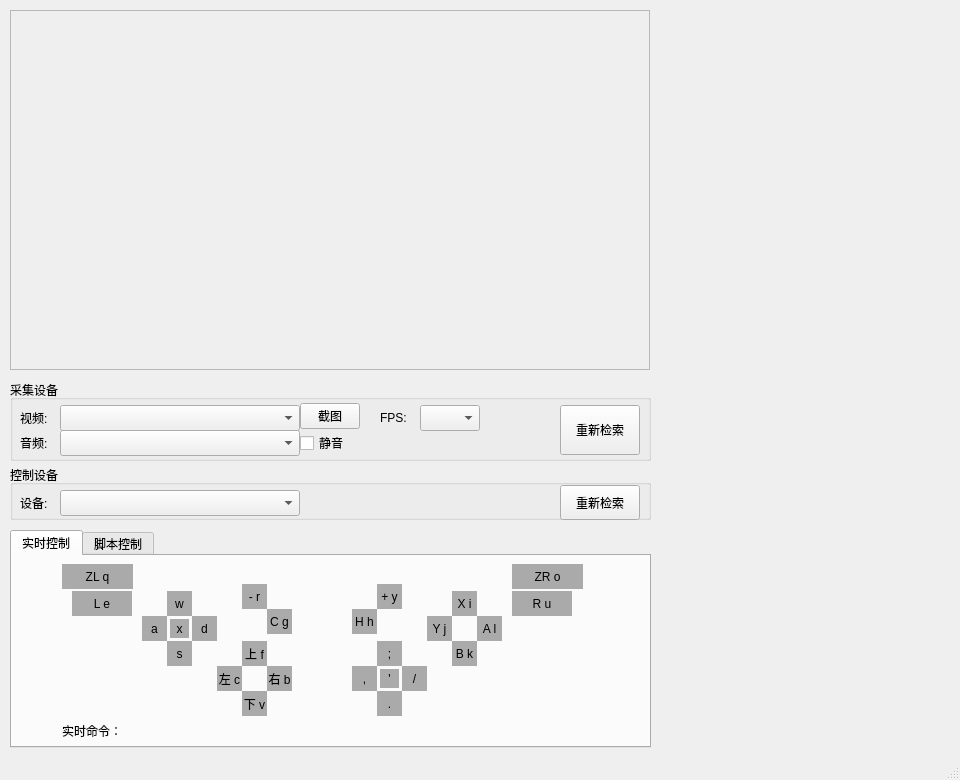
This is resources/ui/main_form.ui in radiantwf/pokemon-controller-gui as Qt 5 draws it before an edit. The edited form follows.
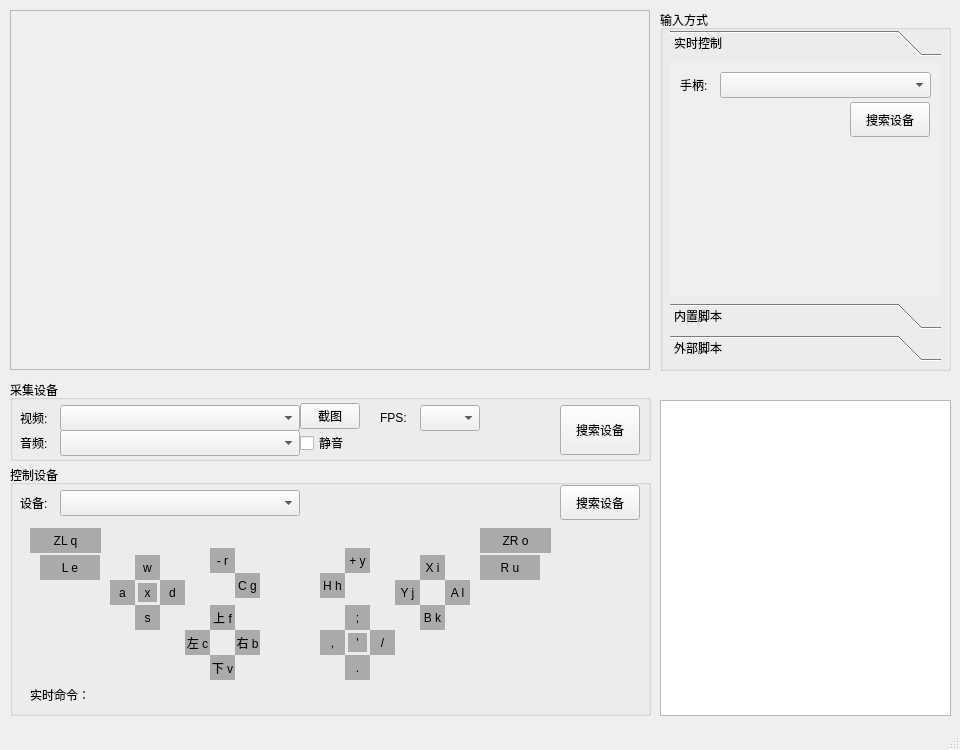
This is the edited form. The open tabs and pages were chosen to show the change.

```diff
--- a/resources/ui/main_form.ui
+++ b/resources/ui/main_form.ui
@@ -7,19 +7,19 @@
     <x>0</x>
     <y>0</y>
     <width>960</width>
-    <height>780</height>
+    <height>750</height>
    </rect>
   </property>
   <property name="minimumSize">
    <size>
     <width>960</width>
-    <height>780</height>
+    <height>750</height>
    </size>
   </property>
   <property name="maximumSize">
    <size>
     <width>960</width>
-    <height>780</height>
+    <height>750</height>
    </size>
   </property>
   <property name="windowTitle">
@@ -151,7 +151,7 @@
       </size>
      </property>
      <property name="text">
-      <string>重新检索</string>
+      <string>搜索设备</string>
      </property>
     </widget>
     <widget class="QLabel" name="label_2">
@@ -262,7 +262,7 @@
       <x>10</x>
       <y>465</y>
       <width>641</width>
-      <height>55</height>
+      <height>251</height>
      </rect>
     </property>
     <property name="title">
@@ -337,53 +337,14 @@
       </size>
      </property>
      <property name="text">
-      <string>重新检索</string>
+      <string>搜索设备</string>
      </property>
     </widget>
-   </widget>
-   <widget class="QTabWidget" name="tabWidget">
+    <widget class="QLabel" name="label_u">
     <property name="geometry">
      <rect>
-      <x>10</x>
-      <y>530</y>
-      <width>641</width>
-      <height>218</height>
-     </rect>
-    </property>
-    <property name="currentIndex">
-     <number>0</number>
-    </property>
-    <widget class="QWidget" name="tab">
-     <attribute name="title">
-      <string>实时控制</string>
-     </attribute>
-     <widget class="QLabel" name="label_d">
-      <property name="geometry">
-       <rect>
-        <x>180</x>
-        <y>60</y>
-        <width>25</width>
-        <height>25</height>
-       </rect>
-      </property>
-      <property name="autoFillBackground">
-       <bool>false</bool>
-      </property>
-      <property name="styleSheet">
-       <string notr="true">background-color:rgb(170, 170, 170)</string>
-      </property>
-      <property name="text">
-       <string>d</string>
-      </property>
-      <property name="alignment">
-       <set>Qt::AlignCenter</set>
-      </property>
-     </widget>
-     <widget class="QLabel" name="label_e">
-      <property name="geometry">
-       <rect>
-        <x>60</x>
-        <y>35</y>
+       <x>470</x>
+       <y>90</y>
         <width>60</width>
         <height>25</height>
        </rect>
@@ -395,19 +356,19 @@
        <string notr="true">background-color:rgb(170, 170, 170)</string>
       </property>
       <property name="text">
-       <string>L e</string>
+      <string>R u</string>
       </property>
       <property name="alignment">
        <set>Qt::AlignCenter</set>
       </property>
      </widget>
-     <widget class="QLabel" name="label_g">
+    <widget class="QLabel" name="label_x">
       <property name="geometry">
        <rect>
-        <x>255</x>
-        <y>53</y>
-        <width>25</width>
-        <height>25</height>
+       <x>128</x>
+       <y>118</y>
+       <width>19</width>
+       <height>19</height>
        </rect>
       </property>
       <property name="autoFillBackground">
@@ -417,127 +378,30 @@
        <string notr="true">background-color:rgb(170, 170, 170)</string>
       </property>
       <property name="text">
-       <string>C g</string>
+      <string>x</string>
       </property>
       <property name="alignment">
        <set>Qt::AlignCenter</set>
       </property>
      </widget>
-     <widget class="QLabel" name="label_c">
+    <widget class="QLabel" name="label_action">
       <property name="geometry">
        <rect>
-        <x>205</x>
-        <y>110</y>
-        <width>25</width>
-        <height>25</height>
-       </rect>
-      </property>
-      <property name="autoFillBackground">
-       <bool>false</bool>
-      </property>
-      <property name="styleSheet">
-       <string notr="true">background-color:rgb(170, 170, 170)</string>
-      </property>
+       <x>20</x>
+       <y>220</y>
+       <width>521</width>
+       <height>20</height>
+      </rect>
+     </property>
       <property name="text">
-       <string>左 c</string>
-      </property>
-      <property name="alignment">
-       <set>Qt::AlignCenter</set>
-      </property>
-     </widget>
-     <widget class="QLabel" name="label_f">
-      <property name="geometry">
-       <rect>
-        <x>230</x>
-        <y>85</y>
-        <width>25</width>
-        <height>25</height>
-       </rect>
-      </property>
-      <property name="autoFillBackground">
-       <bool>false</bool>
-      </property>
-      <property name="styleSheet">
-       <string notr="true">background-color:rgb(170, 170, 170)</string>
-      </property>
-      <property name="text">
-       <string>上 f</string>
-      </property>
-      <property name="alignment">
-       <set>Qt::AlignCenter</set>
-      </property>
-     </widget>
-     <widget class="QLabel" name="label_rl">
-      <property name="geometry">
-       <rect>
-        <x>340</x>
-        <y>110</y>
-        <width>25</width>
-        <height>25</height>
-       </rect>
-      </property>
-      <property name="autoFillBackground">
-       <bool>false</bool>
-      </property>
-      <property name="styleSheet">
-       <string notr="true">background-color:rgb(170, 170, 170)</string>
-      </property>
-      <property name="text">
-       <string>,</string>
-      </property>
-      <property name="alignment">
-       <set>Qt::AlignCenter</set>
-      </property>
-     </widget>
-     <widget class="QLabel" name="label_b">
-      <property name="geometry">
-       <rect>
-        <x>255</x>
-        <y>110</y>
-        <width>25</width>
-        <height>25</height>
-       </rect>
-      </property>
-      <property name="autoFillBackground">
-       <bool>false</bool>
-      </property>
-      <property name="styleSheet">
-       <string notr="true">background-color:rgb(170, 170, 170)</string>
-      </property>
-      <property name="text">
-       <string>右 b</string>
-      </property>
-      <property name="alignment">
-       <set>Qt::AlignCenter</set>
-      </property>
-     </widget>
-     <widget class="QLabel" name="label_q">
-      <property name="geometry">
-       <rect>
-        <x>50</x>
-        <y>8</y>
-        <width>71</width>
-        <height>25</height>
-       </rect>
-      </property>
-      <property name="autoFillBackground">
-       <bool>false</bool>
-      </property>
-      <property name="styleSheet">
-       <string notr="true">background-color:rgb(170, 170, 170)</string>
-      </property>
-      <property name="text">
-       <string>ZL q</string>
-      </property>
-      <property name="alignment">
-       <set>Qt::AlignCenter</set>
+      <string>实时命令：</string>
       </property>
      </widget>
      <widget class="QLabel" name="label_v">
       <property name="geometry">
        <rect>
-        <x>230</x>
-        <y>135</y>
+       <x>200</x>
+       <y>190</y>
         <width>25</width>
         <height>25</height>
        </rect>
@@ -555,12 +419,12 @@
        <set>Qt::AlignCenter</set>
       </property>
      </widget>
-     <widget class="QLabel" name="label_w">
+    <widget class="QLabel" name="label_q">
       <property name="geometry">
        <rect>
-        <x>155</x>
-        <y>35</y>
-        <width>25</width>
+       <x>20</x>
+       <y>63</y>
+       <width>71</width>
         <height>25</height>
        </rect>
       </property>
@@ -571,17 +435,17 @@
        <string notr="true">background-color:rgb(170, 170, 170)</string>
       </property>
       <property name="text">
-       <string>w</string>
+      <string>ZL q</string>
       </property>
       <property name="alignment">
        <set>Qt::AlignCenter</set>
       </property>
      </widget>
-     <widget class="QLabel" name="label_l">
+    <widget class="QLabel" name="label_h">
       <property name="geometry">
        <rect>
-        <x>465</x>
-        <y>60</y>
+       <x>310</x>
+       <y>108</y>
         <width>25</width>
         <height>25</height>
        </rect>
@@ -593,17 +457,17 @@
        <string notr="true">background-color:rgb(170, 170, 170)</string>
       </property>
       <property name="text">
-       <string>A l</string>
+      <string>H h</string>
       </property>
       <property name="alignment">
        <set>Qt::AlignCenter</set>
       </property>
      </widget>
-     <widget class="QLabel" name="label_r">
+    <widget class="QLabel" name="label_s">
       <property name="geometry">
        <rect>
-        <x>230</x>
-        <y>28</y>
+       <x>125</x>
+       <y>140</y>
         <width>25</width>
         <height>25</height>
        </rect>
@@ -615,51 +479,7 @@
        <string notr="true">background-color:rgb(170, 170, 170)</string>
       </property>
       <property name="text">
-       <string>- r</string>
-      </property>
-      <property name="alignment">
-       <set>Qt::AlignCenter</set>
-      </property>
-     </widget>
-     <widget class="QLabel" name="label_i">
-      <property name="geometry">
-       <rect>
-        <x>440</x>
-        <y>35</y>
-        <width>25</width>
-        <height>25</height>
-       </rect>
-      </property>
-      <property name="autoFillBackground">
-       <bool>false</bool>
-      </property>
-      <property name="styleSheet">
-       <string notr="true">background-color:rgb(170, 170, 170)</string>
-      </property>
-      <property name="text">
-       <string>X i</string>
-      </property>
-      <property name="alignment">
-       <set>Qt::AlignCenter</set>
-      </property>
-     </widget>
-     <widget class="QLabel" name="label_k">
-      <property name="geometry">
-       <rect>
-        <x>440</x>
-        <y>85</y>
-        <width>25</width>
-        <height>25</height>
-       </rect>
-      </property>
-      <property name="autoFillBackground">
-       <bool>false</bool>
-      </property>
-      <property name="styleSheet">
-       <string notr="true">background-color:rgb(170, 170, 170)</string>
-      </property>
-      <property name="text">
-       <string>B k</string>
+      <string>s</string>
       </property>
       <property name="alignment">
        <set>Qt::AlignCenter</set>
@@ -668,8 +488,8 @@
      <widget class="QLabel" name="label_o">
       <property name="geometry">
        <rect>
-        <x>500</x>
-        <y>8</y>
+       <x>470</x>
+       <y>63</y>
         <width>71</width>
         <height>25</height>
        </rect>
@@ -687,55 +507,11 @@
        <set>Qt::AlignCenter</set>
       </property>
      </widget>
-     <widget class="QLabel" name="label_x">
-      <property name="geometry">
-       <rect>
-        <x>158</x>
-        <y>63</y>
-        <width>19</width>
-        <height>19</height>
-       </rect>
-      </property>
-      <property name="autoFillBackground">
-       <bool>false</bool>
-      </property>
-      <property name="styleSheet">
-       <string notr="true">background-color:rgb(170, 170, 170)</string>
-      </property>
-      <property name="text">
-       <string>x</string>
-      </property>
-      <property name="alignment">
-       <set>Qt::AlignCenter</set>
-      </property>
-     </widget>
-     <widget class="QLabel" name="label_a">
-      <property name="geometry">
-       <rect>
-        <x>130</x>
-        <y>60</y>
-        <width>25</width>
-        <height>25</height>
-       </rect>
-      </property>
-      <property name="autoFillBackground">
-       <bool>false</bool>
-      </property>
-      <property name="styleSheet">
-       <string notr="true">background-color:rgb(170, 170, 170)</string>
-      </property>
-      <property name="text">
-       <string>a</string>
-      </property>
-      <property name="alignment">
-       <set>Qt::AlignCenter</set>
-      </property>
-     </widget>
      <widget class="QLabel" name="label_rb">
       <property name="geometry">
        <rect>
-        <x>365</x>
-        <y>135</y>
+       <x>335</x>
+       <y>190</y>
         <width>25</width>
         <height>25</height>
        </rect>
@@ -753,11 +529,99 @@
        <set>Qt::AlignCenter</set>
       </property>
      </widget>
+    <widget class="QLabel" name="label_rl">
+     <property name="geometry">
+      <rect>
+       <x>310</x>
+       <y>165</y>
+       <width>25</width>
+       <height>25</height>
+      </rect>
+     </property>
+     <property name="autoFillBackground">
+      <bool>false</bool>
+     </property>
+     <property name="styleSheet">
+      <string notr="true">background-color:rgb(170, 170, 170)</string>
+     </property>
+     <property name="text">
+      <string>,</string>
+     </property>
+     <property name="alignment">
+      <set>Qt::AlignCenter</set>
+     </property>
+    </widget>
+    <widget class="QLabel" name="label_w">
+     <property name="geometry">
+      <rect>
+       <x>125</x>
+       <y>90</y>
+       <width>25</width>
+       <height>25</height>
+      </rect>
+     </property>
+     <property name="autoFillBackground">
+      <bool>false</bool>
+     </property>
+     <property name="styleSheet">
+      <string notr="true">background-color:rgb(170, 170, 170)</string>
+     </property>
+     <property name="text">
+      <string>w</string>
+     </property>
+     <property name="alignment">
+      <set>Qt::AlignCenter</set>
+     </property>
+    </widget>
+    <widget class="QLabel" name="label_j">
+     <property name="geometry">
+      <rect>
+       <x>385</x>
+       <y>115</y>
+       <width>25</width>
+       <height>25</height>
+      </rect>
+     </property>
+     <property name="autoFillBackground">
+      <bool>false</bool>
+     </property>
+     <property name="styleSheet">
+      <string notr="true">background-color:rgb(170, 170, 170)</string>
+     </property>
+     <property name="text">
+      <string>Y j</string>
+     </property>
+     <property name="alignment">
+      <set>Qt::AlignCenter</set>
+     </property>
+    </widget>
+    <widget class="QLabel" name="label_k">
+     <property name="geometry">
+      <rect>
+       <x>410</x>
+       <y>140</y>
+       <width>25</width>
+       <height>25</height>
+      </rect>
+     </property>
+     <property name="autoFillBackground">
+      <bool>false</bool>
+     </property>
+     <property name="styleSheet">
+      <string notr="true">background-color:rgb(170, 170, 170)</string>
+     </property>
+     <property name="text">
+      <string>B k</string>
+     </property>
+     <property name="alignment">
+      <set>Qt::AlignCenter</set>
+     </property>
+    </widget>
      <widget class="QLabel" name="label_rr">
       <property name="geometry">
        <rect>
-        <x>390</x>
-        <y>110</y>
+       <x>360</x>
+       <y>165</y>
         <width>25</width>
         <height>25</height>
        </rect>
@@ -778,8 +642,8 @@
      <widget class="QLabel" name="label_rc">
       <property name="geometry">
        <rect>
-        <x>368</x>
-        <y>113</y>
+       <x>338</x>
+       <y>168</y>
         <width>19</width>
         <height>19</height>
        </rect>
@@ -797,11 +661,11 @@
        <set>Qt::AlignCenter</set>
       </property>
      </widget>
-     <widget class="QLabel" name="label_rt">
+    <widget class="QLabel" name="label_d">
       <property name="geometry">
        <rect>
-        <x>365</x>
-        <y>85</y>
+       <x>150</x>
+       <y>115</y>
         <width>25</width>
         <height>25</height>
        </rect>
@@ -813,7 +677,29 @@
        <string notr="true">background-color:rgb(170, 170, 170)</string>
       </property>
       <property name="text">
-       <string>;</string>
+      <string>d</string>
+     </property>
+     <property name="alignment">
+      <set>Qt::AlignCenter</set>
+     </property>
+    </widget>
+    <widget class="QLabel" name="label_c">
+     <property name="geometry">
+      <rect>
+       <x>175</x>
+       <y>165</y>
+       <width>25</width>
+       <height>25</height>
+      </rect>
+     </property>
+     <property name="autoFillBackground">
+      <bool>false</bool>
+     </property>
+     <property name="styleSheet">
+      <string notr="true">background-color:rgb(170, 170, 170)</string>
+     </property>
+     <property name="text">
+      <string>左 c</string>
       </property>
       <property name="alignment">
        <set>Qt::AlignCenter</set>
@@ -822,8 +708,8 @@
      <widget class="QLabel" name="label_y">
       <property name="geometry">
        <rect>
-        <x>365</x>
-        <y>28</y>
+       <x>335</x>
+       <y>83</y>
         <width>25</width>
         <height>25</height>
        </rect>
@@ -841,33 +727,11 @@
        <set>Qt::AlignCenter</set>
       </property>
      </widget>
-     <widget class="QLabel" name="label_u">
+    <widget class="QLabel" name="label_r">
       <property name="geometry">
        <rect>
-        <x>500</x>
-        <y>35</y>
-        <width>60</width>
-        <height>25</height>
-       </rect>
-      </property>
-      <property name="autoFillBackground">
-       <bool>false</bool>
-      </property>
-      <property name="styleSheet">
-       <string notr="true">background-color:rgb(170, 170, 170)</string>
-      </property>
-      <property name="text">
-       <string>R u</string>
-      </property>
-      <property name="alignment">
-       <set>Qt::AlignCenter</set>
-      </property>
-     </widget>
-     <widget class="QLabel" name="label_h">
-      <property name="geometry">
-       <rect>
-        <x>340</x>
-        <y>53</y>
+       <x>200</x>
+       <y>83</y>
         <width>25</width>
         <height>25</height>
        </rect>
@@ -879,17 +743,17 @@
        <string notr="true">background-color:rgb(170, 170, 170)</string>
       </property>
       <property name="text">
-       <string>H h</string>
+      <string>- r</string>
       </property>
       <property name="alignment">
        <set>Qt::AlignCenter</set>
       </property>
      </widget>
-     <widget class="QLabel" name="label_j">
+    <widget class="QLabel" name="label_i">
       <property name="geometry">
        <rect>
-        <x>415</x>
-        <y>60</y>
+       <x>410</x>
+       <y>90</y>
         <width>25</width>
         <height>25</height>
        </rect>
@@ -901,17 +765,17 @@
        <string notr="true">background-color:rgb(170, 170, 170)</string>
       </property>
       <property name="text">
-       <string>Y j</string>
+      <string>X i</string>
       </property>
       <property name="alignment">
        <set>Qt::AlignCenter</set>
       </property>
      </widget>
-     <widget class="QLabel" name="label_s">
+    <widget class="QLabel" name="label_a">
       <property name="geometry">
        <rect>
-        <x>155</x>
-        <y>85</y>
+       <x>100</x>
+       <y>115</y>
         <width>25</width>
         <height>25</height>
        </rect>
@@ -923,30 +787,365 @@
        <string notr="true">background-color:rgb(170, 170, 170)</string>
       </property>
       <property name="text">
-       <string>s</string>
+      <string>a</string>
       </property>
       <property name="alignment">
        <set>Qt::AlignCenter</set>
       </property>
      </widget>
-     <widget class="QLabel" name="label_action">
+    <widget class="QLabel" name="label_b">
       <property name="geometry">
        <rect>
-        <x>50</x>
+       <x>225</x>
         <y>165</y>
-        <width>521</width>
-        <height>20</height>
-       </rect>
-      </property>
+       <width>25</width>
+       <height>25</height>
+      </rect>
+     </property>
+     <property name="autoFillBackground">
+      <bool>false</bool>
+     </property>
+     <property name="styleSheet">
+      <string notr="true">background-color:rgb(170, 170, 170)</string>
+     </property>
       <property name="text">
-       <string>实时命令：</string>
-      </property>
-     </widget>
+      <string>右 b</string>
+     </property>
+     <property name="alignment">
+      <set>Qt::AlignCenter</set>
+     </property>
+    </widget>
+    <widget class="QLabel" name="label_rt">
+     <property name="geometry">
+      <rect>
+       <x>335</x>
+       <y>140</y>
+       <width>25</width>
+       <height>25</height>
+      </rect>
+     </property>
+     <property name="autoFillBackground">
+      <bool>false</bool>
+     </property>
+     <property name="styleSheet">
+      <string notr="true">background-color:rgb(170, 170, 170)</string>
+     </property>
+     <property name="text">
+      <string>;</string>
+     </property>
+     <property name="alignment">
+      <set>Qt::AlignCenter</set>
+     </property>
     </widget>
-    <widget class="QWidget" name="tab_2">
-     <attribute name="title">
-      <string>脚本控制</string>
-     </attribute>
+    <widget class="QLabel" name="label_g">
+     <property name="geometry">
+      <rect>
+       <x>225</x>
+       <y>108</y>
+       <width>25</width>
+       <height>25</height>
+      </rect>
+     </property>
+     <property name="autoFillBackground">
+      <bool>false</bool>
+     </property>
+     <property name="styleSheet">
+      <string notr="true">background-color:rgb(170, 170, 170)</string>
+     </property>
+     <property name="text">
+      <string>C g</string>
+     </property>
+     <property name="alignment">
+      <set>Qt::AlignCenter</set>
+     </property>
+    </widget>
+    <widget class="QLabel" name="label_l">
+     <property name="geometry">
+      <rect>
+       <x>435</x>
+       <y>115</y>
+       <width>25</width>
+       <height>25</height>
+      </rect>
+     </property>
+     <property name="autoFillBackground">
+      <bool>false</bool>
+     </property>
+     <property name="styleSheet">
+      <string notr="true">background-color:rgb(170, 170, 170)</string>
+     </property>
+     <property name="text">
+      <string>A l</string>
+     </property>
+     <property name="alignment">
+      <set>Qt::AlignCenter</set>
+     </property>
+    </widget>
+    <widget class="QLabel" name="label_f">
+     <property name="geometry">
+      <rect>
+       <x>200</x>
+       <y>140</y>
+       <width>25</width>
+       <height>25</height>
+      </rect>
+     </property>
+     <property name="autoFillBackground">
+      <bool>false</bool>
+     </property>
+     <property name="styleSheet">
+      <string notr="true">background-color:rgb(170, 170, 170)</string>
+     </property>
+     <property name="text">
+      <string>上 f</string>
+     </property>
+     <property name="alignment">
+      <set>Qt::AlignCenter</set>
+     </property>
+    </widget>
+    <widget class="QLabel" name="label_e">
+     <property name="geometry">
+      <rect>
+       <x>30</x>
+       <y>90</y>
+       <width>60</width>
+       <height>25</height>
+      </rect>
+     </property>
+     <property name="autoFillBackground">
+      <bool>false</bool>
+     </property>
+     <property name="styleSheet">
+      <string notr="true">background-color:rgb(170, 170, 170)</string>
+     </property>
+     <property name="text">
+      <string>L e</string>
+     </property>
+     <property name="alignment">
+      <set>Qt::AlignCenter</set>
+     </property>
+    </widget>
+   </widget>
+   <widget class="QTextBrowser" name="textBrowser">
+    <property name="geometry">
+     <rect>
+      <x>660</x>
+      <y>400</y>
+      <width>291</width>
+      <height>316</height>
+     </rect>
+    </property>
+   </widget>
+   <widget class="QGroupBox" name="groupBox_3">
+    <property name="geometry">
+     <rect>
+      <x>660</x>
+      <y>10</y>
+      <width>291</width>
+      <height>361</height>
+     </rect>
+    </property>
+    <property name="title">
+     <string>输入方式</string>
+    </property>
+    <widget class="QToolBox" name="toolBox">
+     <property name="geometry">
+      <rect>
+       <x>10</x>
+       <y>20</y>
+       <width>271</width>
+       <height>331</height>
+      </rect>
+     </property>
+     <property name="currentIndex">
+      <number>1</number>
+     </property>
+     <widget class="QWidget" name="page">
+      <property name="geometry">
+       <rect>
+        <x>0</x>
+        <y>0</y>
+        <width>271</width>
+        <height>223</height>
+       </rect>
+      </property>
+      <attribute name="label">
+       <string>实时控制</string>
+      </attribute>
+      <widget class="QComboBox" name="cbxJoystickList">
+       <property name="geometry">
+        <rect>
+         <x>50</x>
+         <y>10</y>
+         <width>211</width>
+         <height>26</height>
+        </rect>
+       </property>
+       <property name="minimumSize">
+        <size>
+         <width>0</width>
+         <height>0</height>
+        </size>
+       </property>
+       <property name="maximumSize">
+        <size>
+         <width>16777215</width>
+         <height>16777215</height>
+        </size>
+       </property>
+      </widget>
+      <widget class="QLabel" name="label_5">
+       <property name="geometry">
+        <rect>
+         <x>10</x>
+         <y>10</y>
+         <width>30</width>
+         <height>26</height>
+        </rect>
+       </property>
+       <property name="minimumSize">
+        <size>
+         <width>30</width>
+         <height>0</height>
+        </size>
+       </property>
+       <property name="maximumSize">
+        <size>
+         <width>30</width>
+         <height>16777215</height>
+        </size>
+       </property>
+       <property name="text">
+        <string>手柄:</string>
+       </property>
+      </widget>
+      <widget class="QPushButton" name="btnJoystickRescan">
+       <property name="geometry">
+        <rect>
+         <x>180</x>
+         <y>40</y>
+         <width>80</width>
+         <height>35</height>
+        </rect>
+       </property>
+       <property name="minimumSize">
+        <size>
+         <width>80</width>
+         <height>0</height>
+        </size>
+       </property>
+       <property name="maximumSize">
+        <size>
+         <width>60</width>
+         <height>16777215</height>
+        </size>
+       </property>
+       <property name="text">
+        <string>搜索设备</string>
+       </property>
+      </widget>
+     </widget>
+     <widget class="QWidget" name="page_2">
+      <property name="geometry">
+       <rect>
+        <x>0</x>
+        <y>0</y>
+        <width>271</width>
+        <height>223</height>
+       </rect>
+      </property>
+      <attribute name="label">
+       <string>内置脚本</string>
+      </attribute>
+      <widget class="QListView" name="listView">
+       <property name="geometry">
+        <rect>
+         <x>0</x>
+         <y>10</y>
+         <width>271</width>
+         <height>171</height>
+        </rect>
+       </property>
+      </widget>
+      <widget class="QPushButton" name="pushButton">
+       <property name="geometry">
+        <rect>
+         <x>192</x>
+         <y>190</y>
+         <width>81</width>
+         <height>32</height>
+        </rect>
+       </property>
+       <property name="text">
+        <string>启动</string>
+       </property>
+      </widget>
+     </widget>
+     <widget class="QWidget" name="page_3">
+      <attribute name="label">
+       <string>外部脚本</string>
+      </attribute>
+      <widget class="QLabel" name="label_7">
+       <property name="geometry">
+        <rect>
+         <x>10</x>
+         <y>10</y>
+         <width>251</width>
+         <height>91</height>
+        </rect>
+       </property>
+       <property name="frameShape">
+        <enum>QFrame::StyledPanel</enum>
+       </property>
+       <property name="lineWidth">
+        <number>0</number>
+       </property>
+       <property name="midLineWidth">
+        <number>0</number>
+       </property>
+       <property name="text">
+        <string>未选择文件</string>
+       </property>
+       <property name="textFormat">
+        <enum>Qt::AutoText</enum>
+       </property>
+       <property name="scaledContents">
+        <bool>true</bool>
+       </property>
+       <property name="alignment">
+        <set>Qt::AlignLeading|Qt::AlignLeft|Qt::AlignTop</set>
+       </property>
+       <property name="wordWrap">
+        <bool>true</bool>
+       </property>
+      </widget>
+      <widget class="QPushButton" name="pushButton_2">
+       <property name="geometry">
+        <rect>
+         <x>10</x>
+         <y>110</y>
+         <width>71</width>
+         <height>32</height>
+        </rect>
+       </property>
+       <property name="text">
+        <string>选择</string>
+       </property>
+      </widget>
+      <widget class="QPushButton" name="pushButton_3">
+       <property name="geometry">
+        <rect>
+         <x>200</x>
+         <y>110</y>
+         <width>71</width>
+         <height>32</height>
+        </rect>
+       </property>
+       <property name="text">
+        <string>启动</string>
+       </property>
+      </widget>
+     </widget>
     </widget>
    </widget>
   </widget>
```
Lines whose indentation alone changed are shown as unchanged.
